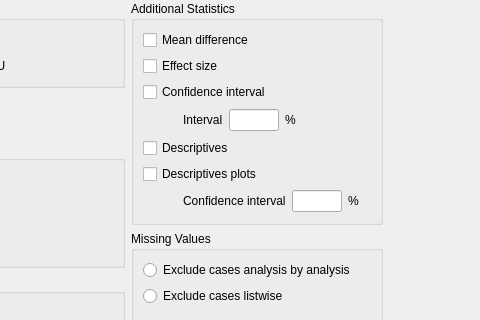
Before: the Qt Designer form JASP-Desktop/analysisforms/ttestonesampleform.ui in jasp-stats/jasp-desktop, drawn with Qt 5; both pictures show x 126 to 606 and y 228 to 548 of the 606 by 746 pixel window.
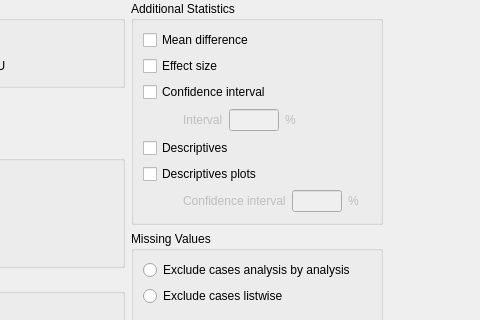
After: the same form once the commit is applied. Custom widgets are drawn as their Qt base class.

The edit to the form file:
```diff
--- a/JASP-Desktop/analysisforms/ttestonesampleform.ui
+++ b/JASP-Desktop/analysisforms/ttestonesampleform.ui
@@ -344,7 +344,10 @@
         </property>
         <layout class="QGridLayout" name="gridLayout_3">
          <item row="3" column="0">
-          <widget class="QWidget" name="widget_4" native="true">
+          <widget class="QWidget" name="widgetConfidenceIntervalInterval" native="true">
+           <property name="enabled">
+            <bool>false</bool>
+           </property>
            <property name="sizePolicy">
             <sizepolicy hsizetype="Fixed" vsizetype="Preferred">
              <horstretch>0</horstretch>
@@ -481,7 +484,10 @@
           </widget>
          </item>
          <item row="6" column="0">
-          <widget class="QWidget" name="widget_7" native="true">
+          <widget class="QWidget" name="widgetDescriptivesPlotsConfidenceInterval" native="true">
+           <property name="enabled">
+            <bool>false</bool>
+           </property>
            <property name="sizePolicy">
             <sizepolicy hsizetype="Fixed" vsizetype="Preferred">
              <horstretch>0</horstretch>
```
Left out of the diff: 35 changed lines with no effect on the pictures.
